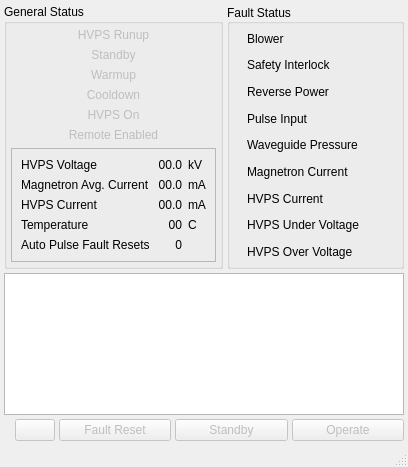
NCAR/Ka-band_instrument, file src/ka_xmit/KaXmitCtlMainWindow.ui: the form before one commit.
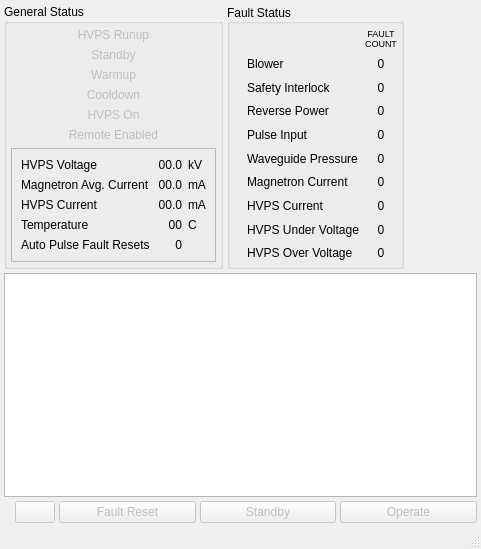
The form after the commit. Icons and pictures are not drawn.

Commit message: Moved auto-reset of pulse input faults from the GUI into ka_xmitd where it really belongs. This required adding a means to display log messages from ka_xmitd in the GUI.

What changed in the file:
```diff
--- a/src/ka_xmit/KaXmitCtlMainWindow.ui
+++ b/src/ka_xmit/KaXmitCtlMainWindow.ui
@@ -6,8 +6,8 @@
    <rect>
     <x>0</x>
     <y>0</y>
-    <width>408</width>
-    <height>467</height>
+    <width>481</width>
+    <height>549</height>
    </rect>
   </property>
   <property name="windowTitle">
@@ -283,7 +283,7 @@
          <property name="horizontalSpacing">
           <number>-1</number>
          </property>
-         <item row="0" column="0">
+         <item row="1" column="0">
           <widget class="QLabel" name="blowerFaultIcon">
            <property name="sizePolicy">
             <sizepolicy hsizetype="Preferred" vsizetype="Preferred">
@@ -299,10 +299,10 @@
            </property>
           </widget>
          </item>
-         <item row="0" column="1">
+         <item row="1" column="1">
           <widget class="QLabel" name="blowerFaultLabel">
            <property name="sizePolicy">
-            <sizepolicy hsizetype="Expanding" vsizetype="Preferred">
+            <sizepolicy hsizetype="Preferred" vsizetype="Preferred">
              <horstretch>0</horstretch>
              <verstretch>0</verstretch>
             </sizepolicy>
@@ -315,7 +315,7 @@
            </property>
           </widget>
          </item>
-         <item row="1" column="0">
+         <item row="2" column="0">
           <widget class="QLabel" name="interlockFaultIcon">
            <property name="sizePolicy">
             <sizepolicy hsizetype="Preferred" vsizetype="Preferred">
@@ -331,10 +331,10 @@
            </property>
           </widget>
          </item>
-         <item row="1" column="1">
+         <item row="2" column="1">
           <widget class="QLabel" name="interlockFaultLabel">
            <property name="sizePolicy">
-            <sizepolicy hsizetype="Expanding" vsizetype="Preferred">
+            <sizepolicy hsizetype="Preferred" vsizetype="Preferred">
              <horstretch>0</horstretch>
              <verstretch>0</verstretch>
             </sizepolicy>
@@ -344,7 +344,7 @@
            </property>
           </widget>
          </item>
-         <item row="2" column="0">
+         <item row="3" column="0">
           <widget class="QLabel" name="revPowerFaultIcon">
            <property name="sizePolicy">
             <sizepolicy hsizetype="Preferred" vsizetype="Preferred">
@@ -360,10 +360,10 @@
            </property>
           </widget>
          </item>
-         <item row="2" column="1">
+         <item row="3" column="1">
           <widget class="QLabel" name="revPowerFaultLabel">
            <property name="sizePolicy">
-            <sizepolicy hsizetype="Expanding" vsizetype="Preferred">
+            <sizepolicy hsizetype="Preferred" vsizetype="Preferred">
              <horstretch>0</horstretch>
              <verstretch>0</verstretch>
             </sizepolicy>
@@ -373,7 +373,7 @@
            </property>
           </widget>
          </item>
-         <item row="3" column="0">
+         <item row="4" column="0">
           <widget class="QLabel" name="pulseInputFaultIcon">
            <property name="sizePolicy">
             <sizepolicy hsizetype="Preferred" vsizetype="Preferred">
@@ -389,10 +389,10 @@
            </property>
           </widget>
          </item>
-         <item row="3" column="1">
+         <item row="4" column="1">
           <widget class="QLabel" name="pulseInputFaultLabel">
            <property name="sizePolicy">
-            <sizepolicy hsizetype="Expanding" vsizetype="Preferred">
+            <sizepolicy hsizetype="Preferred" vsizetype="Preferred">
              <horstretch>0</horstretch>
              <verstretch>0</verstretch>
             </sizepolicy>
@@ -402,23 +402,23 @@
            </property>
           </widget>
          </item>
-         <item row="4" column="0">
-          <widget class="QLabel" name="wgPresFaultIcon">
-           <property name="sizePolicy">
-            <sizepolicy hsizetype="Preferred" vsizetype="Preferred">
-             <horstretch>0</horstretch>
-             <verstretch>0</verstretch>
-            </sizepolicy>
-           </property>
-           <property name="text">
-            <string/>
-           </property>
-           <property name="pixmap">
-            <pixmap resource="KaXmitCtlMainWindow.qrc">:/greenLED_off.png</pixmap>
-           </property>
-          </widget>
-         </item>
          <item row="5" column="0">
+          <widget class="QLabel" name="wgPresFaultIcon">
+           <property name="sizePolicy">
+            <sizepolicy hsizetype="Preferred" vsizetype="Preferred">
+             <horstretch>0</horstretch>
+             <verstretch>0</verstretch>
+            </sizepolicy>
+           </property>
+           <property name="text">
+            <string/>
+           </property>
+           <property name="pixmap">
+            <pixmap resource="KaXmitCtlMainWindow.qrc">:/greenLED_off.png</pixmap>
+           </property>
+          </widget>
+         </item>
+         <item row="6" column="0">
           <widget class="QLabel" name="magCurrFaultIcon">
            <property name="sizePolicy">
             <sizepolicy hsizetype="Preferred" vsizetype="Preferred">
@@ -434,10 +434,10 @@
            </property>
           </widget>
          </item>
-         <item row="5" column="1">
+         <item row="6" column="1">
           <widget class="QLabel" name="magCurrFaultLabel">
            <property name="sizePolicy">
-            <sizepolicy hsizetype="Expanding" vsizetype="Preferred">
+            <sizepolicy hsizetype="Preferred" vsizetype="Preferred">
              <horstretch>0</horstretch>
              <verstretch>0</verstretch>
             </sizepolicy>
@@ -447,7 +447,7 @@
            </property>
           </widget>
          </item>
-         <item row="6" column="0">
+         <item row="7" column="0">
           <widget class="QLabel" name="hvpsCurrFaultIcon">
            <property name="sizePolicy">
             <sizepolicy hsizetype="Preferred" vsizetype="Preferred">
@@ -463,10 +463,10 @@
            </property>
           </widget>
          </item>
-         <item row="6" column="1">
+         <item row="7" column="1">
           <widget class="QLabel" name="hvpsCurrFaultLabel">
            <property name="sizePolicy">
-            <sizepolicy hsizetype="Expanding" vsizetype="Preferred">
+            <sizepolicy hsizetype="Preferred" vsizetype="Preferred">
              <horstretch>0</horstretch>
              <verstretch>0</verstretch>
             </sizepolicy>
@@ -476,7 +476,7 @@
            </property>
           </widget>
          </item>
-         <item row="7" column="0">
+         <item row="8" column="0">
           <widget class="QLabel" name="hvpsUnderVFaultIcon">
            <property name="sizePolicy">
             <sizepolicy hsizetype="Preferred" vsizetype="Preferred">
@@ -492,10 +492,10 @@
            </property>
           </widget>
          </item>
-         <item row="7" column="1">
+         <item row="8" column="1">
           <widget class="QLabel" name="hvpsUnderVFaultLabel">
            <property name="sizePolicy">
-            <sizepolicy hsizetype="Expanding" vsizetype="Preferred">
+            <sizepolicy hsizetype="Preferred" vsizetype="Preferred">
              <horstretch>0</horstretch>
              <verstretch>0</verstretch>
             </sizepolicy>
@@ -505,7 +505,7 @@
            </property>
           </widget>
          </item>
-         <item row="8" column="0">
+         <item row="9" column="0">
           <widget class="QLabel" name="hvpsOverVFaultIcon">
            <property name="sizePolicy">
             <sizepolicy hsizetype="Preferred" vsizetype="Preferred">
@@ -521,10 +521,10 @@
            </property>
           </widget>
          </item>
-         <item row="8" column="1">
+         <item row="9" column="1">
           <widget class="QLabel" name="hvpsOverVFaultLabel">
            <property name="sizePolicy">
-            <sizepolicy hsizetype="Expanding" vsizetype="Preferred">
+            <sizepolicy hsizetype="Preferred" vsizetype="Preferred">
              <horstretch>0</horstretch>
              <verstretch>0</verstretch>
             </sizepolicy>
@@ -534,10 +534,10 @@
            </property>
           </widget>
          </item>
-         <item row="4" column="1">
+         <item row="5" column="1">
           <widget class="QLabel" name="wgPresFaultLabel">
            <property name="sizePolicy">
-            <sizepolicy hsizetype="Expanding" vsizetype="Preferred">
+            <sizepolicy hsizetype="Preferred" vsizetype="Preferred">
              <horstretch>0</horstretch>
              <verstretch>0</verstretch>
             </sizepolicy>
@@ -547,9 +547,130 @@
            </property>
           </widget>
          </item>
+         <item row="1" column="2">
+          <widget class="QLabel" name="blowerFaultCount">
+           <property name="text">
+            <string>0</string>
+           </property>
+           <property name="alignment">
+            <set>Qt::AlignCenter</set>
+           </property>
+          </widget>
+         </item>
+         <item row="2" column="2">
+          <widget class="QLabel" name="interlockFaultCount">
+           <property name="text">
+            <string>0</string>
+           </property>
+           <property name="alignment">
+            <set>Qt::AlignCenter</set>
+           </property>
+          </widget>
+         </item>
+         <item row="3" column="2">
+          <widget class="QLabel" name="revPowerFaultCount">
+           <property name="text">
+            <string>0</string>
+           </property>
+           <property name="alignment">
+            <set>Qt::AlignCenter</set>
+           </property>
+          </widget>
+         </item>
+         <item row="4" column="2">
+          <widget class="QLabel" name="pulseInputFaultCount">
+           <property name="text">
+            <string>0</string>
+           </property>
+           <property name="alignment">
+            <set>Qt::AlignCenter</set>
+           </property>
+          </widget>
+         </item>
+         <item row="5" column="2">
+          <widget class="QLabel" name="wgPresFaultCount">
+           <property name="text">
+            <string>0</string>
+           </property>
+           <property name="alignment">
+            <set>Qt::AlignCenter</set>
+           </property>
+          </widget>
+         </item>
+         <item row="6" column="2">
+          <widget class="QLabel" name="magCurrFaultCount">
+           <property name="text">
+            <string>0</string>
+           </property>
+           <property name="alignment">
+            <set>Qt::AlignCenter</set>
+           </property>
+          </widget>
+         </item>
+         <item row="0" column="2">
+          <widget class="QLabel" name="countColumnTitle">
+           <property name="font">
+            <font>
+             <pointsize>7</pointsize>
+             <weight>50</weight>
+             <bold>false</bold>
+            </font>
+           </property>
+           <property name="text">
+            <string>FAULT
+COUNT</string>
+           </property>
+           <property name="alignment">
+            <set>Qt::AlignCenter</set>
+           </property>
+          </widget>
+         </item>
+         <item row="7" column="2">
+          <widget class="QLabel" name="hvpsCurrFaultCount">
+           <property name="text">
+            <string>0</string>
+           </property>
+           <property name="alignment">
+            <set>Qt::AlignCenter</set>
+           </property>
+          </widget>
+         </item>
+         <item row="8" column="2">
+          <widget class="QLabel" name="hvpsUnderVFaultCount">
+           <property name="text">
+            <string>0</string>
+           </property>
+           <property name="alignment">
+            <set>Qt::AlignCenter</set>
+           </property>
+          </widget>
+         </item>
+         <item row="9" column="2">
+          <widget class="QLabel" name="hvpsOverVFaultCount">
+           <property name="text">
+            <string>0</string>
+           </property>
+           <property name="alignment">
+            <set>Qt::AlignCenter</set>
+           </property>
+          </widget>
+         </item>
         </layout>
        </widget>
       </item>
+      <item>
+       <spacer name="horizontalSpacer">
+        <property name="orientation">
+         <enum>Qt::Horizontal</enum>
+        </property>
+        <property name="sizeHint" stdset="0">
+         <size>
+          <width>40</width>
+          <height>20</height>
+         </size>
+        </property>
+       </spacer>
+      </item>
      </layout>
     </item>
     <item>
```
Left out of the diff: 2 changed lines with no effect on the pictures. The commit also changes 3 other files.
